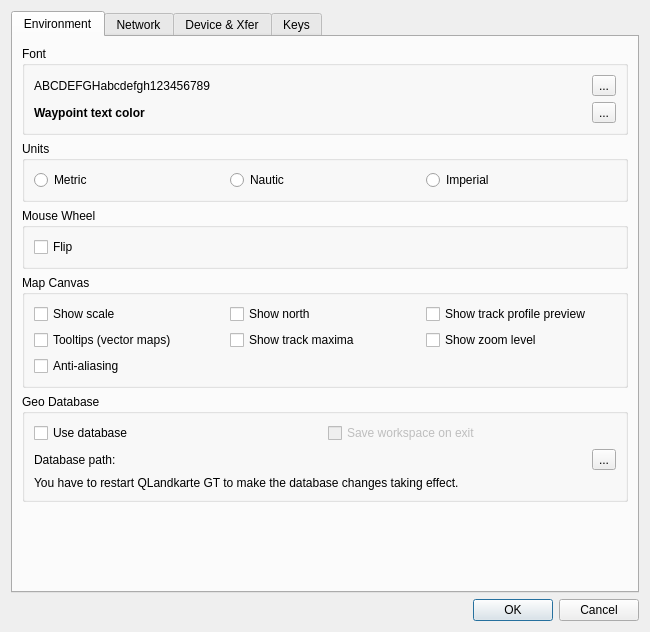
ntruchsess/QLandkarteGT, file src/IDlgConfig.ui: the form before one commit.
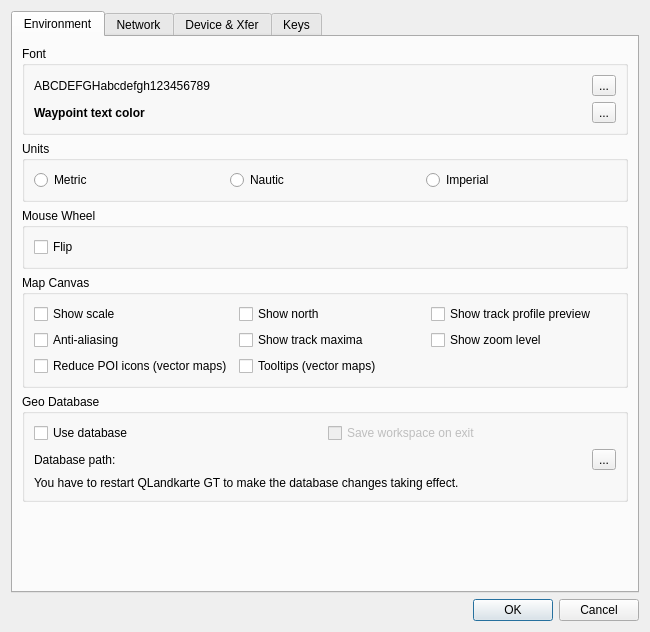
The form after the commit. The open tabs and pages were chosen to show the change.

Commit message: make icon declutter an option

Diff of the .ui file:
```diff
--- a/src/IDlgConfig.ui
+++ b/src/IDlgConfig.ui
@@ -162,16 +162,6 @@
             </property>
            </widget>
           </item>
-          <item row="2" column="0">
-           <widget class="QCheckBox" name="checkTooltip">
-            <property name="toolTip">
-             <string>Show information as tooltip for items under cursor in vector maps.</string>
-            </property>
-            <property name="text">
-             <string>Tooltips (vector maps)</string>
-            </property>
-           </widget>
-          </item>
           <item row="2" column="3">
            <widget class="QCheckBox" name="checkShowZoomLevel">
             <property name="toolTip">
@@ -182,7 +172,17 @@
             </property>
            </widget>
           </item>
-          <item row="3" column="0">
+          <item row="3" column="2">
+           <widget class="QCheckBox" name="checkTooltip">
+            <property name="toolTip">
+             <string>Show information as tooltip for items under cursor in vector maps.</string>
+            </property>
+            <property name="text">
+             <string>Tooltips (vector maps)</string>
+            </property>
+           </widget>
+          </item>
+          <item row="2" column="0">
            <widget class="QCheckBox" name="checkAntiAliasing">
             <property name="toolTip">
              <string>Rendering the map with anti-aliasing uses a lot of CPU power. Best to disable it for weak CPUs.</string>
@@ -192,6 +192,13 @@
             </property>
            </widget>
           </item>
+          <item row="3" column="0">
+           <widget class="QCheckBox" name="checkReducePoiIcons">
+            <property name="text">
+             <string>Reduce POI icons (vector maps)</string>
+            </property>
+           </widget>
+          </item>
          </layout>
         </widget>
        </item>
```
The commit also changes 5 other files.
